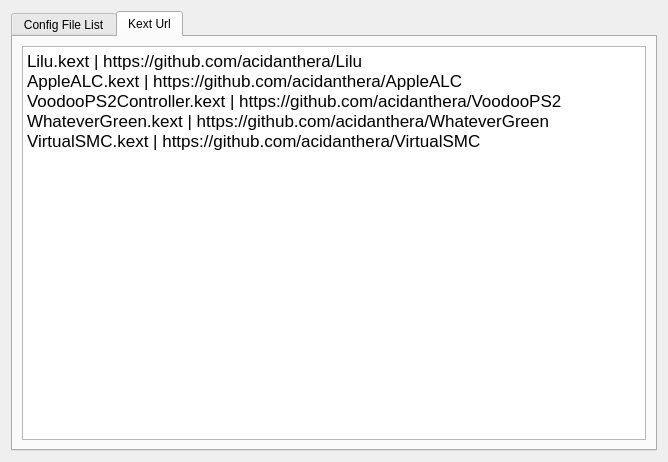
Above: dlgdatabase.ui from ic005k/OCAuxiliaryTools before the change. Below: the same form after it.
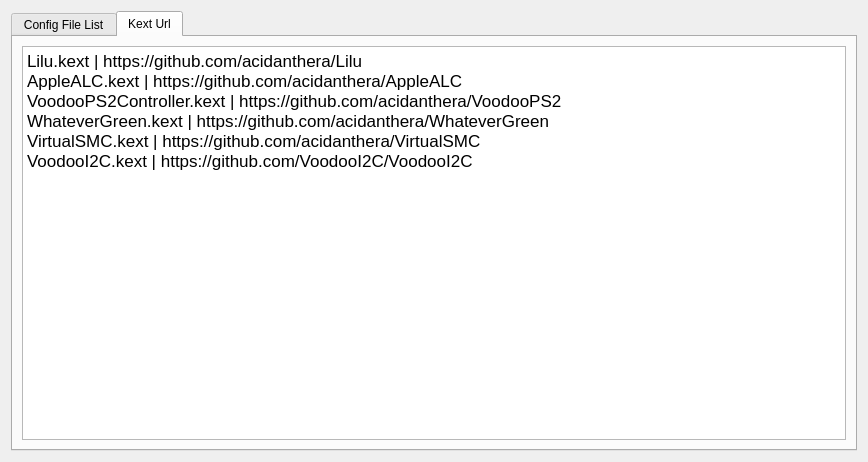
That is the form after the change. Icons and pictures are not drawn.

The edit to the form file:
```diff
--- a/dlgdatabase.ui
+++ b/dlgdatabase.ui
@@ -6,7 +6,7 @@
    <rect>
     <x>0</x>
     <y>0</y>
-    <width>668</width>
+    <width>868</width>
     <height>462</height>
    </rect>
   </property>
@@ -122,13 +122,14 @@
           <string>&lt;!DOCTYPE HTML PUBLIC &quot;-//W3C//DTD HTML 4.0//EN&quot; &quot;http://www.w3.org/TR/REC-html40/strict.dtd&quot;&gt;
 &lt;html&gt;&lt;head&gt;&lt;meta name=&quot;qrichtext&quot; content=&quot;1&quot; /&gt;&lt;style type=&quot;text/css&quot;&gt;
 p, li { white-space: pre-wrap; }
-&lt;/style&gt;&lt;/head&gt;&lt;body style=&quot; font-family:'.AppleSystemUIFont'; font-size:13pt; font-weight:400; font-style:normal;&quot;&gt;
-&lt;p style=&quot; margin-top:0px; margin-bottom:0px; margin-left:0px; margin-right:0px; -qt-block-indent:0; text-indent:0px;&quot;&gt;Lilu.kext | https://github.com/acidanthera/Lilu&lt;/p&gt;
-&lt;p style=&quot; margin-top:0px; margin-bottom:0px; margin-left:0px; margin-right:0px; -qt-block-indent:0; text-indent:0px;&quot;&gt;AppleALC.kext | https://github.com/acidanthera/AppleALC&lt;/p&gt;
-&lt;p style=&quot; margin-top:0px; margin-bottom:0px; margin-left:0px; margin-right:0px; -qt-block-indent:0; text-indent:0px;&quot;&gt;VoodooPS2Controller.kext | https://github.com/acidanthera/VoodooPS2&lt;/p&gt;
-&lt;p style=&quot; margin-top:0px; margin-bottom:0px; margin-left:0px; margin-right:0px; -qt-block-indent:0; text-indent:0px;&quot;&gt;WhateverGreen.kext | https://github.com/acidanthera/WhateverGreen&lt;/p&gt;
-&lt;p style=&quot; margin-top:0px; margin-bottom:0px; margin-left:0px; margin-right:0px; -qt-block-indent:0; text-indent:0px;&quot;&gt;VirtualSMC.kext | https://github.com/acidanthera/VirtualSMC&lt;/p&gt;
-&lt;p style=&quot;-qt-paragraph-type:empty; margin-top:0px; margin-bottom:0px; margin-left:0px; margin-right:0px; -qt-block-indent:0; text-indent:0px;&quot;&gt;&lt;br /&gt;&lt;/p&gt;&lt;/body&gt;&lt;/html&gt;</string>
+&lt;/style&gt;&lt;/head&gt;&lt;body style=&quot; font-family:'SimSun'; font-size:9pt; font-weight:400; font-style:normal;&quot;&gt;
+&lt;p style=&quot; margin-top:0px; margin-bottom:0px; margin-left:0px; margin-right:0px; -qt-block-indent:0; text-indent:0px;&quot;&gt;&lt;span style=&quot; font-family:'.AppleSystemUIFont'; font-size:13pt;&quot;&gt;Lilu.kext | https://github.com/acidanthera/Lilu&lt;/span&gt;&lt;/p&gt;
+&lt;p style=&quot; margin-top:0px; margin-bottom:0px; margin-left:0px; margin-right:0px; -qt-block-indent:0; text-indent:0px;&quot;&gt;&lt;span style=&quot; font-family:'.AppleSystemUIFont'; font-size:13pt;&quot;&gt;AppleALC.kext | https://github.com/acidanthera/AppleALC&lt;/span&gt;&lt;/p&gt;
+&lt;p style=&quot; margin-top:0px; margin-bottom:0px; margin-left:0px; margin-right:0px; -qt-block-indent:0; text-indent:0px;&quot;&gt;&lt;span style=&quot; font-family:'.AppleSystemUIFont'; font-size:13pt;&quot;&gt;VoodooPS2Controller.kext | https://github.com/acidanthera/VoodooPS2&lt;/span&gt;&lt;/p&gt;
+&lt;p style=&quot; margin-top:0px; margin-bottom:0px; margin-left:0px; margin-right:0px; -qt-block-indent:0; text-indent:0px;&quot;&gt;&lt;span style=&quot; font-family:'.AppleSystemUIFont'; font-size:13pt;&quot;&gt;WhateverGreen.kext | https://github.com/acidanthera/WhateverGreen&lt;/span&gt;&lt;/p&gt;
+&lt;p style=&quot; margin-top:0px; margin-bottom:0px; margin-left:0px; margin-right:0px; -qt-block-indent:0; text-indent:0px;&quot;&gt;&lt;span style=&quot; font-family:'.AppleSystemUIFont'; font-size:13pt;&quot;&gt;VirtualSMC.kext | https://github.com/acidanthera/VirtualSMC&lt;/span&gt;&lt;/p&gt;
+&lt;p style=&quot; margin-top:0px; margin-bottom:0px; margin-left:0px; margin-right:0px; -qt-block-indent:0; text-indent:0px;&quot;&gt;&lt;span style=&quot; font-family:'.AppleSystemUIFont'; font-size:13pt;&quot;&gt;VoodooI2C.kext | https://github.com/VoodooI2C/VoodooI2C&lt;/span&gt;&lt;/p&gt;
+&lt;p style=&quot;-qt-paragraph-type:empty; margin-top:0px; margin-bottom:0px; margin-left:0px; margin-right:0px; -qt-block-indent:0; text-indent:0px; font-family:'.AppleSystemUIFont'; font-size:13pt;&quot;&gt;&lt;br /&gt;&lt;/p&gt;&lt;/body&gt;&lt;/html&gt;</string>
          </property>
         </widget>
        </item>
```
